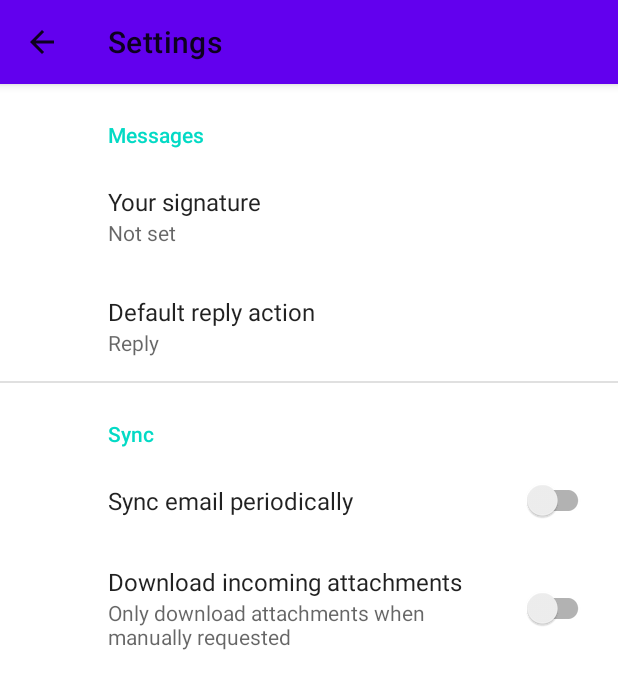
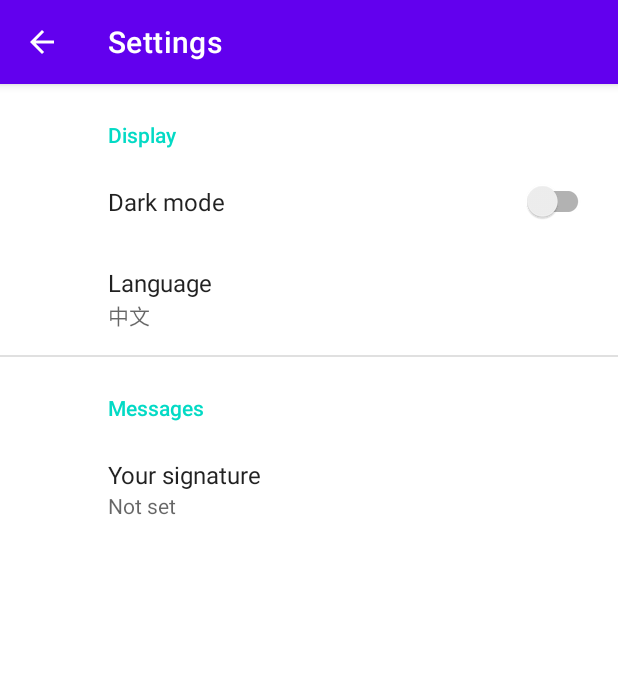
Before and after one commit to Poweril/ZhihuReader, an Android app: the SettingsActivity screen opened directly, with no data from a screen before it, on a phone screen of 412 x 824 dp. Shown: the top 689 px of the screen. Run offline under Robolectric (Android 15) with nearby library versions, the phone set to English and light mode, and no system bars; our stand-ins replace androidx.preference.

Commit message:
modify settings

```diff
--- a/app/src/main/AndroidManifest.xml
+++ b/app/src/main/AndroidManifest.xml
@@ -10,9 +10,6 @@
         android:supportsRtl="true"
         android:theme="@style/AppTheme">
         <activity
-            android:name=".SettingsActivity"
-            android:label="@string/title_activity_settings"></activity>
-        <activity
             android:name=".ScrollingActivity"
             android:label="@string/app_name"
             android:theme="@style/AppTheme.NoActionBar">
@@ -22,6 +19,16 @@
                 <category android:name="android.intent.category.LAUNCHER" />
             </intent-filter>
         </activity>
+        <activity
+            android:name=".SettingsActivity"
+            android:label="@string/title_activity_settings"
+            android:parentActivityName=".ScrollingActivity"
+            android:theme="@style/AppTheme.NoActionBar">
+            <!-- Parent activity meta-data to support 4.0 and lower -->
+            <meta-data
+                android:name="android.support.PARENT_ACTIVITY"
+                android:value=".ScrollingActivity" />
+        </activity>
     </application>
 
 </manifest>
--- a/app/src/main/java/com/poweril/zhihureader/ScrollingActivity.java
+++ b/app/src/main/java/com/poweril/zhihureader/ScrollingActivity.java
@@ -21,7 +21,6 @@ public class ScrollingActivity extends AppCompatActivity {
         setContentView(R.layout.activity_scrolling);
         Toolbar toolbar = findViewById(R.id.toolbar);
         setSupportActionBar(toolbar);
-        getSupportActionBar().setTitle(R.string.app_name);
 
         FloatingActionButton fab = findViewById(R.id.fab);
         fab.setOnClickListener(new View.OnClickListener() {
--- a/app/src/main/java/com/poweril/zhihureader/SettingsActivity.java
+++ b/app/src/main/java/com/poweril/zhihureader/SettingsActivity.java
@@ -4,6 +4,7 @@ import android.os.Bundle;
 
 import androidx.appcompat.app.ActionBar;
 import androidx.appcompat.app.AppCompatActivity;
+import androidx.appcompat.widget.Toolbar;
 import androidx.preference.PreferenceFragmentCompat;
 
 public class SettingsActivity extends AppCompatActivity {
@@ -16,6 +17,9 @@ public class SettingsActivity extends AppCompatActivity {
                 .beginTransaction()
                 .replace(R.id.settings, new SettingsFragment())
                 .commit();
+
+        Toolbar toolbar = findViewById(R.id.toolbar);
+        setSupportActionBar(toolbar);
         ActionBar actionBar = getSupportActionBar();
         if (actionBar != null) {
             actionBar.setDisplayHomeAsUpEnabled(true);
--- a/app/src/main/res/layout/activity_scrolling.xml
+++ b/app/src/main/res/layout/activity_scrolling.xml
@@ -1,5 +1,6 @@
 <?xml version="1.0" encoding="utf-8"?>
-<androidx.coordinatorlayout.widget.CoordinatorLayout xmlns:android="http://schemas.android.com/apk/res/android"
+<androidx.coordinatorlayout.widget.CoordinatorLayout
+    xmlns:android="http://schemas.android.com/apk/res/android"
     xmlns:app="http://schemas.android.com/apk/res-auto"
     xmlns:tools="http://schemas.android.com/tools"
     android:layout_width="match_parent"
@@ -36,8 +37,8 @@
                 android:layout_width="match_parent"
                 android:layout_height="?attr/actionBarSize"
                 app:layout_collapseMode="pin"
+                app:title="@string/app_name"
                 app:popupTheme="@style/AppTheme.PopupOverlay" />
-
 
         </com.google.android.material.appbar.CollapsingToolbarLayout>
     </com.google.android.material.appbar.AppBarLayout>
--- a/app/src/main/res/layout/settings_activity.xml
+++ b/app/src/main/res/layout/settings_activity.xml
@@ -1,9 +1,22 @@
 <LinearLayout xmlns:android="http://schemas.android.com/apk/res/android"
+    xmlns:app="http://schemas.android.com/apk/res-auto"
     android:layout_width="match_parent"
-    android:layout_height="match_parent">
+    android:layout_height="match_parent"
+    android:orientation="vertical">
 
-    <FrameLayout
+    <androidx.appcompat.widget.Toolbar
+        android:id="@+id/toolbar"
+        android:layout_width="match_parent"
+        android:layout_height="?attr/actionBarSize"
+        android:background="?attr/colorPrimary"
+        android:elevation="4dp"
+        app:title="@string/title_activity_settings"
+        android:theme="@style/AppTheme.AppBarOverlay"
+        app:popupTheme="@style/AppTheme.PopupOverlay" />
+
+    <androidx.core.widget.NestedScrollView
         android:id="@+id/settings"
         android:layout_width="match_parent"
         android:layout_height="match_parent" />
+
 </LinearLayout>
--- a/app/src/main/res/values/arrays.xml
+++ b/app/src/main/res/values/arrays.xml
@@ -1,12 +1,12 @@
 <resources>
-    <!-- Reply Preference -->
-    <string-array name="reply_entries">
-        <item>Reply</item>
-        <item>Reply to all</item>
+    <!-- Language Preference -->
+    <string-array name="language_entries">
+        <item>中文</item>
+        <item>English</item>
     </string-array>
 
-    <string-array name="reply_values">
-        <item>reply</item>
-        <item>reply_all</item>
+    <string-array name="language_values">
+        <item>zh</item>
+        <item>en</item>
     </string-array>
 </resources>
--- a/app/src/main/res/values/strings.xml
+++ b/app/src/main/res/values/strings.xml
@@ -94,16 +94,12 @@
 
     <!-- Preference Titles -->
     <string name="messages_header">Messages</string>
-    <string name="sync_header">Sync</string>
+    <string name="display_header">Display</string>
 
-    <!-- Messages Preferences -->
-    <string name="signature_title">Your signature</string>
-    <string name="reply_title">Default reply action</string>
+    <!-- Display Preferences -->
+    <string name="dark_mode_title">Dark mode</string>
+    <string name="language_title">Language</string>
 
     <!-- Sync Preferences -->
-    <string name="sync_title">Sync email periodically</string>
-    <string name="attachment_title">Download incoming attachments</string>
-    <string name="attachment_summary_on">Automatically download attachments for incoming emails
-    </string>
-    <string name="attachment_summary_off">Only download attachments when manually requested</string>
+    <string name="signature_title">Your signature</string>
 </resources>
--- a/app/src/main/res/xml/root_preferences.xml
+++ b/app/src/main/res/xml/root_preferences.xml
@@ -1,4 +1,20 @@
 <PreferenceScreen xmlns:app="http://schemas.android.com/apk/res-auto">
+
+    <PreferenceCategory app:title="@string/display_header">
+
+        <SwitchPreferenceCompat
+            app:key="dark_mode"
+            app:title="@string/dark_mode_title" />
+
+        <ListPreference
+            app:key="language"
+            app:title="@string/language_title"
+            app:defaultValue="zh"
+            app:entries="@array/language_entries"
+            app:entryValues="@array/language_values"
+            app:useSimpleSummaryProvider="true" />
+
+    </PreferenceCategory>
 
     <PreferenceCategory app:title="@string/messages_header">
 
@@ -7,29 +23,6 @@
             app:title="@string/signature_title"
             app:useSimpleSummaryProvider="true" />
 
-        <ListPreference
-            app:defaultValue="reply"
-            app:entries="@array/reply_entries"
-            app:entryValues="@array/reply_values"
-            app:key="reply"
-            app:title="@string/reply_title"
-            app:useSimpleSummaryProvider="true" />
-
-    </PreferenceCategory>
-
-    <PreferenceCategory app:title="@string/sync_header">
-
-        <SwitchPreferenceCompat
-            app:key="sync"
-            app:title="@string/sync_title" />
-
-        <SwitchPreferenceCompat
-            app:dependency="sync"
-            app:key="attachment"
-            app:summaryOff="@string/attachment_summary_off"
-            app:summaryOn="@string/attachment_summary_on"
-            app:title="@string/attachment_title" />
-
     </PreferenceCategory>
 
 </PreferenceScreen>
```
Also changed, not shown: 2 other files.
